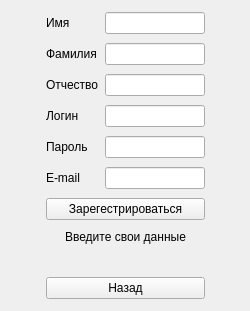
Old version of the form frontend/ui/registration.ui in the repository koccyx/TravelMaster.
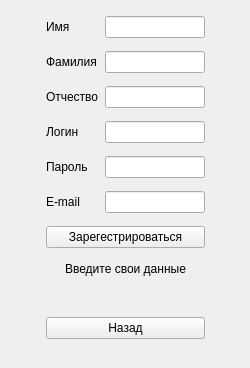
New version of the form.

What changed in the file:
```diff
--- a/frontend/ui/registration.ui
+++ b/frontend/ui/registration.ui
@@ -7,7 +7,7 @@
     <x>0</x>
     <y>0</y>
     <width>250</width>
-    <height>311</height>
+    <height>368</height>
    </rect>
   </property>
   <property name="windowTitle">
@@ -19,7 +19,7 @@
      <x>0</x>
      <y>9</y>
      <width>251</width>
-     <height>297</height>
+     <height>341</height>
     </rect>
    </property>
    <layout class="QHBoxLayout" name="horizontalLayout_7">
```
